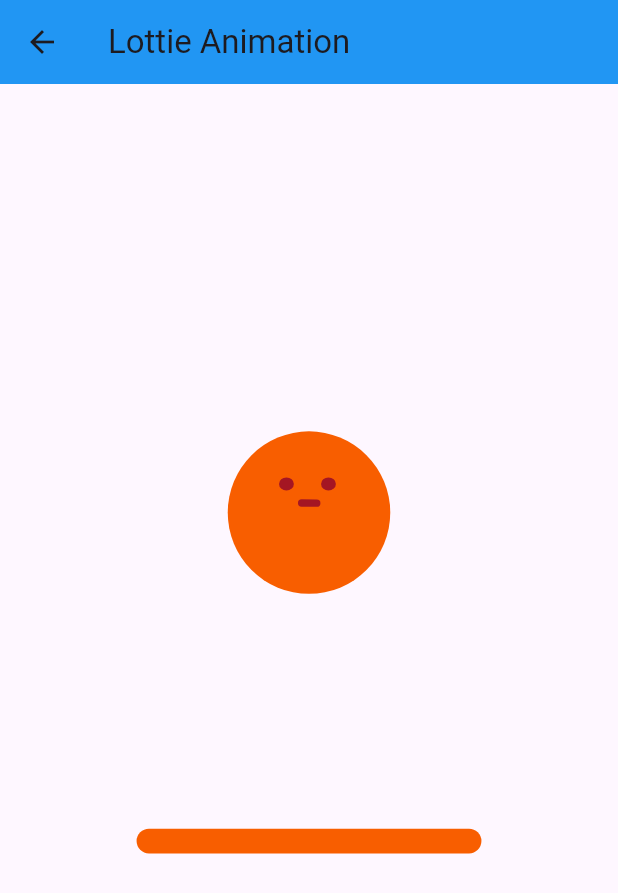
After one commit to AbrarSumra/all_widgets_of_flutter, a Flutter app: the AllAnimations screen opened directly, after a tap on an icon or button, on a phone screen of 412 x 824 dp. The commit adds this screen. Shown: the top 893 px of the screen. Run offline on Flutter 3.47's test engine with Material 2 defaults, Android fonts, the light colour scheme and no system bars; our stand-ins replace animated_text_kit, google_fonts, lottie, page_transition; missing offline and left inert: dart:ffi.

Commit message:
Lottie Animation Added

```diff
--- a/lib/basic_widgets/all_animations.dart
+++ b/lib/basic_widgets/all_animations.dart
@@ -1,3 +1,4 @@
+import 'package:all_in_one_widgets/basic_widgets/lottie_animation.dart';
 import 'package:all_in_one_widgets/basic_widgets/screen_for_basic_widgets/animation_builder.dart';
 import 'package:flutter/material.dart';
 
@@ -78,6 +79,18 @@ class AllAnimations extends StatelessWidget {
                         builder: (ctx) => const AnimationBuilder()));
               },
             ),
+            EditListTile(
+              color: Colors.blue,
+              indexNo: 6,
+              titleName: "Lottie Animation",
+              subTitleName: "Complete",
+              onTap: () {
+                Navigator.push(
+                    context,
+                    MaterialPageRoute(
+                        builder: (ctx) => const LottieAnimation()));
+              },
+            ),
           ],
         ),
       ),
--- /dev/null
+++ b/lib/basic_widgets/lottie_animation.dart
@@ -0,0 +1,19 @@
+import 'package:flutter/material.dart';
+import 'package:lottie/lottie.dart';
+
+class LottieAnimation extends StatelessWidget {
+  const LottieAnimation({super.key});
+
+  @override
+  Widget build(BuildContext context) {
+    return Scaffold(
+      appBar: AppBar(
+        title: const Text("Lottie Animation"),
+        backgroundColor: Colors.blue,
+      ),
+      body: Center(
+        child: Lottie.asset("assets/lottie/ball.json"),
+      ),
+    );
+  }
+}
--- a/pubspec.yaml
+++ b/pubspec.yaml
@@ -33,6 +33,7 @@ dependencies:
   animated_text_kit: ^4.2.2
   google_fonts: ^6.1.0
   page_transition: ^2.1.0
+  lottie: ^2.7.0
 
   # The following adds the Cupertino Icons font to your application.
   # Use with the CupertinoIcons class for iOS style icons.
@@ -66,6 +67,7 @@ flutter:
   assets:
     - assets/images/
     - assets/png/
+    - assets/lottie/
 
   # An image asset can refer to one or more resolution-specific "variants", see
   # https://flutter.dev/assets-and-images/#resolution-aware
```
Also changed, not shown: assets/lottie/ball.json (added, +1 -0 lines), pubspec.lock.
